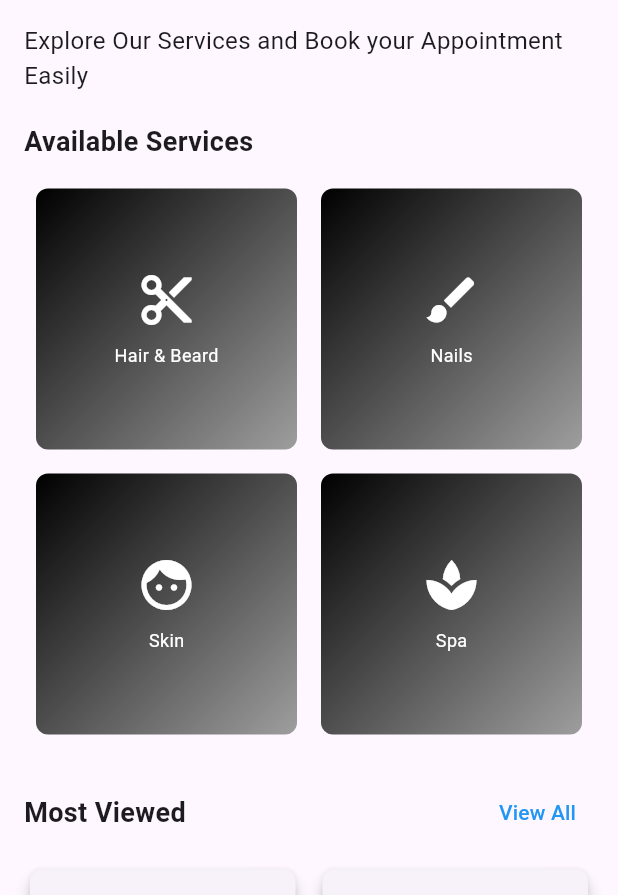
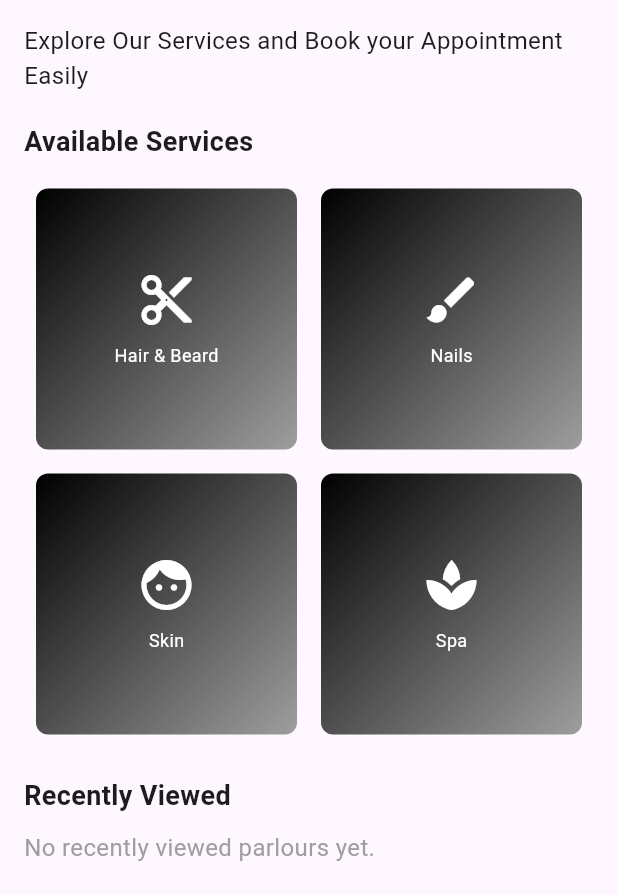
Before and after one commit to Praveenptf/SALON_INFO, a Flutter app: the HomeScreen screen opened directly, scrolled down 111 dp, on a phone screen of 412 x 824 dp, the part 341-1236 px from its top. Run offline on Flutter 3.47's test engine with Material 3 defaults, Android fonts, the phone set to English and light mode, and no system bars; drawn by our look-alikes of carousel_slider; our stand-ins replace email_validator, google_fonts, image_picker; Roboto replaces fonts that are missing (Adamina).

Commit message:
add recently view

```diff
--- a/lib/homescreen.dart
+++ b/lib/homescreen.dart
@@ -1,8 +1,7 @@
 import 'package:flutter/material.dart';
 import 'package:google_fonts/google_fonts.dart';
-import 'package:saloon_app/All%20items.dart';
 import 'package:saloon_app/parlours.dart';
-import 'package:saloon_app/slider.dart';
+import 'package:saloon_app/slider.dart'; // Import your ImageCarousel widget
 
 class HomeScreen extends StatefulWidget {
   @override
@@ -10,11 +9,21 @@ class HomeScreen extends StatefulWidget {
 }
 
 class _HomeScreenState extends State<HomeScreen> {
-  bool _showAllCards = true;
+  List<Map<String, String>> recentlyViewedShops = [];
 
-  get title => null;
-
-  get imageUrl => null; // Set to true to show cards
+  // Call this function when a parlour is viewed
+  void addRecentlyViewed(Map<String, String> parlour) {
+    setState(() {
+      recentlyViewedShops.removeWhere((shop) =>
+          shop['shopName'] == parlour['shopName']); // Remove duplicates
+      recentlyViewedShops.insert(
+          0, parlour); // Add to the beginning of the list
+      if (recentlyViewedShops.length > 5) {
+        recentlyViewedShops
+            .removeLast(); // Keep the list to a maximum of 5 items
+      }
+    });
+  }
 
   @override
   Widget build(BuildContext context) {
@@ -38,7 +47,6 @@ class _HomeScreenState extends State<HomeScreen> {
             ),
             onPressed: () {
               // Handle favorite icon button tap
-              // You can add functionality here, like navigating to a favorites page or updating state
             },
           ),
         ],
@@ -79,7 +87,8 @@ class _HomeScreenState extends State<HomeScreen> {
             // Service Categories
             Padding(
               padding: const EdgeInsets.symmetric(horizontal: 16.0),
-              child: GridView.count(
+              child: // Replace the service categories with actual parlour details
+                  GridView.count(
                 crossAxisCount: 2,
                 shrinkWrap: true,
                 physics: NeverScrollableScrollPhysics(),
@@ -87,98 +96,92 @@ class _HomeScreenState extends State<HomeScreen> {
                   ServiceCategory(
                     icon: Icons.cut,
                     label: 'Hair & Beard',
-                    destinationPage: Parlours(
-                        serviceFilter: 'Hair Cut'), // Pass 'Hair Cut' filter
+                    serviceFilter: 'Hair Cut',
+                    parlourDetails: {
+                      'shopName': 'Glamour Beauty Salon',
+                      'address': 'Alappy Beauty St, Alappuzha',
+                      'contactNumber': '+91 6703456789',
+                      'description': 'Hair Cut',
+                      'imageUrl':
+                          'https://content.jdmagicbox.com/comp/alappuzha/u2/0477px477.x477.230322194815.j8u2/catalogue/p040lrdauigeji8-v9vsr95h1g.jpg?clr=',
+                    },
+                    onViewed: addRecentlyViewed,
                   ),
                   ServiceCategory(
                     icon: Icons.brush,
                     label: 'Nails',
-                    destinationPage:
-                        Parlours(serviceFilter: 'Nails'), // Pass 'Nails' filter
+                    serviceFilter: 'Nails',
+                    parlourDetails: {
+                      'shopName': 'Glamour Alpite',
+                      'address': 'Alappy Beauty St, Alappuzha',
+                      'contactNumber': '+91 6703456789',
+                      'description': 'Nails',
+                      'imageUrl':
+                          'https://content.jdmagicbox.com/comp/alappuzha/u2/0477px477.x477.230322194815.j8u2/catalogue/p040lrdauigeji8-v9vsr95h1g.jpg?clr=',
+                    },
+                    onViewed: addRecentlyViewed,
                   ),
                   ServiceCategory(
                     icon: Icons.face,
                     label: 'Skin',
-                    destinationPage:
-                        Parlours(serviceFilter: 'Skin'), // Pass 'Skin' filter
+                    serviceFilter: 'Skin',
+                    parlourDetails: {
+                      'shopName': 'Beauty Lounge',
+                      'address': 'MG Road, Kochi',
+                      'contactNumber': '+91 1234567890',
+                      'description': 'Skin',
+                      'imageUrl':
+                          'https://media.istockphoto.com/id/1325440885/photo/retro-styled-beauty-salon.jpg?s=612x612&w=0&k=20&c=uEdh3ypS-Zeq9X5YJzIfBaiaoFYstRFNowZBTbQWT8I=',
+                    },
+                    onViewed: addRecentlyViewed,
                   ),
                   ServiceCategory(
                     icon: Icons.spa,
                     label: 'Spa',
-                    destinationPage:
-                        Parlours(serviceFilter: 'Spa'), // Pass 'Spa' filter
+                    serviceFilter: 'Spa',
+                    parlourDetails: {
+                      'shopName': 'Urban Chic Salon',
+                      'address': 'Linking Road, Ernakulam',
+                      'contactNumber': '+91 0987654321',
+                      'description': 'Spa',
+                      'imageUrl':
+                          'https://img.freepik.com/premium-photo/beauty-salon-interior-chairs-mirrors-pink-hairdressing-shop-generative-ai-inside-beauty-studio-spa-room-clean-empty-trendy-salon-store-fashion-glamour-design-concept_788189-10319.jpg',
+                    },
+                    onViewed: addRecentlyViewed,
                   ),
                 ],
               ),
             ),
             SizedBox(height: 20),
+            // Recently Viewed Section
             Padding(
               padding: const EdgeInsets.symmetric(horizontal: 16.0),
-              child: Row(
-                mainAxisAlignment: MainAxisAlignment.spaceBetween,
-                children: [
-                  Text(
-                    'Most Viewed',
-                    style: TextStyle(
-                      fontSize: 18,
-                      fontWeight: FontWeight.bold,
-                    ),
-                  ),
-                  TextButton(
-                    onPressed: () {
-                      Navigator.push(
-                        context,
-                        MaterialPageRoute(
-                            builder: (context) => AllItemsScreen()),
-                      );
-                    },
-                    child: Text(
-                      'View All',
-                      style: TextStyle(color: Colors.blue),
-                    ),
-                  ),
-                ],
+              child: Text(
+                'Recently Viewed',
+                style: TextStyle(
+                  fontSize: 18,
+                  fontWeight: FontWeight.bold,
+                ),
               ),
             ),
             SizedBox(height: 10),
-            // Square Shape Cards in Grid Layout
-            Container(
-              height: 300, // Adjust height as needed
-              padding: const EdgeInsets.symmetric(horizontal: 16.0),
-              child: _showAllCards
-                  ? GridView.count(
-                      crossAxisCount: 2, // Changed to 2 cards per row
-                      shrinkWrap: true,
-                      physics: NeverScrollableScrollPhysics(),
-                      childAspectRatio:
-                          0.8, // Adjusted to fit two cards per row
-                      mainAxisSpacing: 10,
-                      crossAxisSpacing: 10,
-                      children: <Widget>[
-                        FeaturedServiceCard(
-                          imageUrl:
-                              'https://i.pinimg.com/736x/5c/57/48/5c5748d76c36d8d8a313bf3b56d79985.jpg',
-                          icon: Icons.star,
-                          title: 'Haircut',
-                          rating: 4,
-                          onTap: () {
-                            // Handle card tap
-                          },
-                        ),
-                        FeaturedServiceCard(
-                          imageUrl:
-                              'https://thebeardclub.com/cdn/shop/articles/Trim_Your_Beard_2_3202ea96-9f43-43af-bc17-81955f6ddabc.jpg?v=1651237993&width=1920',
-                          icon: Icons.star,
-                          title: 'Beard Trim',
-                          rating: 4.0,
-                          onTap: () {
-                            // Handle card tap
-                          },
-                        ),
-                      ],
-                    )
-                  : Center(child: Text('No cards to display')),
-            ),
+            recentlyViewedShops.isNotEmpty
+                ? Padding(
+                    padding: const EdgeInsets.symmetric(horizontal: 16.0),
+                    child: Column(
+                      children: recentlyViewedShops.map((shop) {
+                        return RecentlyViewedCard(shop: shop);
+                      }).toList(),
+                    ),
+                  )
+                : Padding(
+                    padding: const EdgeInsets.symmetric(horizontal: 16.0),
+                    child: Text(
+                      'No recently viewed parlours yet.',
+                      style: TextStyle(fontSize: 16, color: Colors.grey),
+                    ),
+                  ),
+            SizedBox(height: 20),
           ],
         ),
       ),
@@ -189,21 +192,31 @@ class _HomeScreenState extends State<HomeScreen> {
 class ServiceCategory extends StatelessWidget {
   final IconData icon;
   final String label;
-  final Widget destinationPage;
+  final String serviceFilter;
+  final Function(Map<String, String>) onViewed;
+  final Map<String, String> parlourDetails; // Add parlour details parameter
 
   ServiceCategory({
     required this.icon,
     required this.label,
-    required this.destinationPage,
+    required this.serviceFilter,
+    required this.onViewed,
+    required this.parlourDetails, // Initialize it
   });
 
   @override
   Widget build(BuildContext context) {
     return GestureDetector(
       onTap: () {
+        // Add to recently viewed with actual parlour details
+        onViewed(parlourDetails);
+
+        // Navigate to the Parlours page
         Navigator.push(
           context,
-          MaterialPageRoute(builder: (context) => destinationPage),
+          MaterialPageRoute(
+            builder: (context) => Parlours(serviceFilter: serviceFilter),
+          ),
         );
       },
       child: Container(
@@ -239,3 +252,29 @@ class ServiceCategory extends StatelessWidget {
     );
   }
 }
+
+class RecentlyViewedCard extends StatelessWidget {
+  final Map<String, String> shop;
+
+  RecentlyViewedCard({required this.shop});
+
+  @override
+  Widget build(BuildContext context) {
+    return Card(
+      margin: EdgeInsets.symmetric(vertical: 8.0),
+      child: ListTile(
+        leading: Image.network(
+          shop['imageUrl']!,
+          width: 50,
+          height: 50,
+          fit: BoxFit.cover,
+        ),
+        title: Text(shop['shopName']!),
+        subtitle: Text(shop['address']!),
+        onTap: () {
+          // Navigate to booking details or another page
+        },
+      ),
+    );
+  }
+}
--- a/lib/loginscreen.dart
+++ b/lib/loginscreen.dart
@@ -178,7 +178,7 @@ class _LoginPageState extends State<LoginPage> {
                                 Navigator.push(
                                   context,
                                   MaterialPageRoute(
-                                      builder: (context) => SignupPage()),
+                                      builder: (context) => HomePage()),
                                 );
                               },
                               child: Text(
```
Also changed, not shown: lib/Booking details.dart (+5 -4 lines).
